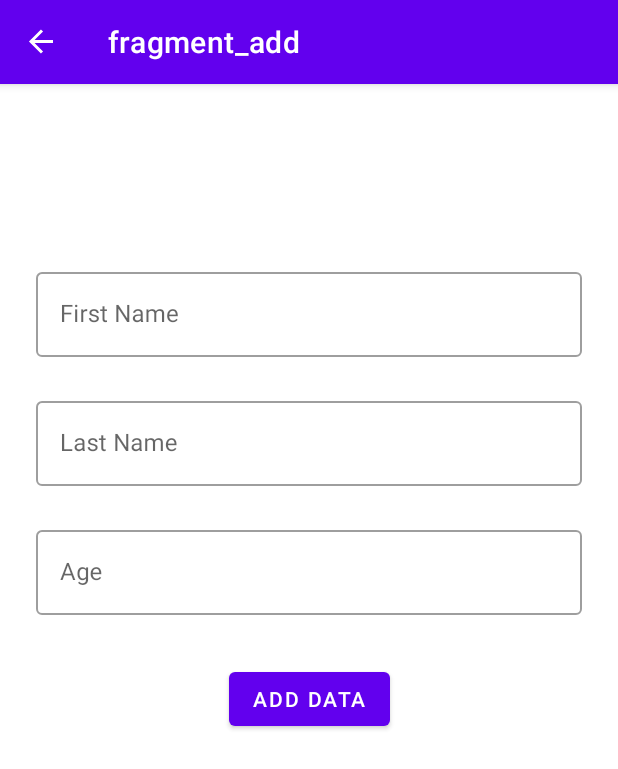
After one commit to sushmoyr/RoomDatabasePractice, an Android app: the AddFragment screen opened through its navigation route, on a phone screen of 412 x 824 dp. The commit adds this screen. Shown: the top 769 px of the screen. Run offline under Robolectric (Android 15) with nearby library versions, the phone set to English and light mode, and no system bars; our stand-ins replace Room's generated code, navigation-ui.

Commit message:
Insert Data function added

```diff
--- a/app/build.gradle
+++ b/app/build.gradle
@@ -42,6 +42,7 @@ dependencies {
     implementation 'androidx.appcompat:appcompat:1.2.0'
     implementation 'com.google.android.material:material:1.2.1'
     implementation 'androidx.constraintlayout:constraintlayout:2.0.4'
+    implementation 'androidx.legacy:legacy-support-v4:1.0.0'
     testImplementation 'junit:junit:4.13.1'
     androidTestImplementation 'androidx.test.ext:junit:1.1.2'
     androidTestImplementation 'androidx.test.espresso:espresso-core:3.3.0'
--- /dev/null
+++ b/app/src/main/java/com/example/roomdatabasepractice/AddFragment.kt
@@ -0,0 +1,64 @@
+package com.example.roomdatabasepractice
+
+import android.os.Bundle
+import android.text.TextUtils
+import androidx.fragment.app.Fragment
+import android.view.LayoutInflater
+import android.view.View
+import android.view.ViewGroup
+import android.widget.Toast
+import androidx.lifecycle.ViewModelProvider
+import androidx.navigation.fragment.findNavController
+import androidx.navigation.fragment.navArgs
+import com.example.roomdatabasepractice.data.User
+import com.example.roomdatabasepractice.data.UserViewModel
+import kotlinx.android.synthetic.main.fragment_add.*
+import kotlinx.android.synthetic.main.fragment_add.view.*
+
+class AddFragment : Fragment() {
+
+    private lateinit var userViewModel: UserViewModel
+
+
+    override fun onCreateView(
+        inflater: LayoutInflater, container: ViewGroup?,
+        savedInstanceState: Bundle?
+    ): View? {
+        // Inflate the layout for this fragment
+
+        val view = inflater.inflate(R.layout.fragment_add, container, false)
+
+        userViewModel = ViewModelProvider(this).get(UserViewModel::class.java)
+
+        view.addButton.setOnClickListener {
+            insertDataToDatabase()
+        }
+
+        return view
+    }
+
+    private fun insertDataToDatabase()
+    {
+        val firstName = inputText1.text.toString()
+        val lastName = inputText2.text.toString()
+        val age = inputText.text.toString()
+
+        if(inputCheck(firstName, lastName, age))
+        {
+            val user = User(0, firstName, lastName, Integer.parseInt(age))
+            userViewModel.addUser(user)
+            findNavController().navigate(R.id.action_add_to_list)
+            Toast.makeText(requireContext(), "Data Added!!", Toast.LENGTH_SHORT).show()
+        }
+        else
+        {
+            Toast.makeText(requireContext(), "Field Can't be empty!!", Toast.LENGTH_SHORT).show()
+        }
+    }
+
+    private fun inputCheck(firstname:String, lastname:String, age: String) : Boolean
+    {
+        return !(TextUtils.isEmpty(firstname) && TextUtils.isEmpty(lastname) && TextUtils.isEmpty(age))
+    }
+
+}
--- /dev/null
+++ b/app/src/main/java/com/example/roomdatabasepractice/ListFragment.kt
@@ -0,0 +1,29 @@
+package com.example.roomdatabasepractice
+
+import android.os.Bundle
+import androidx.fragment.app.Fragment
+import android.view.LayoutInflater
+import android.view.View
+import android.view.ViewGroup
+import androidx.navigation.fragment.findNavController
+import com.example.roomdatabasepractice.R
+import kotlinx.android.synthetic.main.fragment_list.view.*
+
+class ListFragment : Fragment() {
+
+    override fun onCreateView(
+        inflater: LayoutInflater, container: ViewGroup?,
+        savedInstanceState: Bundle?
+    ): View? {
+        // Inflate the layout for this fragment
+        val view = inflater.inflate(R.layout.fragment_list, container, false)
+
+        view.fab.setOnClickListener {
+            findNavController().navigate(R.id.action_list_to_add)
+        }
+
+        return view
+    }
+
+
+}
--- a/app/src/main/java/com/example/roomdatabasepractice/MainActivity.kt
+++ b/app/src/main/java/com/example/roomdatabasepractice/MainActivity.kt
@@ -2,10 +2,14 @@ package com.example.roomdatabasepractice
 
 import androidx.appcompat.app.AppCompatActivity
 import android.os.Bundle
+import androidx.navigation.findNavController
+import androidx.navigation.ui.setupActionBarWithNavController
 
 class MainActivity : AppCompatActivity() {
     override fun onCreate(savedInstanceState: Bundle?) {
         super.onCreate(savedInstanceState)
         setContentView(R.layout.activity_main)
+
+        setupActionBarWithNavController(findNavController(R.id.fragment))
     }
 }
--- a/app/src/main/java/com/example/roomdatabasepractice/data/User.kt
+++ b/app/src/main/java/com/example/roomdatabasepractice/data/User.kt
@@ -9,6 +9,4 @@ data class User (
     var id:Int,
     var firstName: String,
     var lastName: String,
-    var age: Int
-
-)
+    var age: Int)
--- a/app/src/main/java/com/example/roomdatabasepractice/data/userViewModel.kt
+++ b/app/src/main/java/com/example/roomdatabasepractice/data/UserViewModel.kt
@@ -7,7 +7,7 @@ import androidx.lifecycle.viewModelScope
 import kotlinx.coroutines.Dispatchers
 import kotlinx.coroutines.launch
 
-class userViewModel(application: Application) : AndroidViewModel(application) {
+class UserViewModel(application: Application) : AndroidViewModel(application) {
 
     private val readAllData:LiveData<List<User>>
     private val repository: UserRepository
--- a/app/src/main/res/layout/activity_main.xml
+++ b/app/src/main/res/layout/activity_main.xml
@@ -6,13 +6,16 @@
     android:layout_height="match_parent"
     tools:context=".MainActivity">
 
-    <TextView
-        android:layout_width="wrap_content"
-        android:layout_height="wrap_content"
-        android:text="Hello World!"
+    <fragment
+        android:id="@+id/fragment"
+        android:name="androidx.navigation.fragment.NavHostFragment"
+        android:layout_width="match_parent"
+        android:layout_height="match_parent"
+        app:defaultNavHost="true"
         app:layout_constraintBottom_toBottomOf="parent"
-        app:layout_constraintLeft_toLeftOf="parent"
-        app:layout_constraintRight_toRightOf="parent"
-        app:layout_constraintTop_toTopOf="parent" />
-
+        app:layout_constraintEnd_toEndOf="parent"
+        app:layout_constraintStart_toStartOf="parent"
+        app:layout_constraintTop_toTopOf="parent"
+        app:navGraph="@navigation/my_nav"
+        tools:ignore="FragmentTagUsage" />
 </androidx.constraintlayout.widget.ConstraintLayout>
--- /dev/null
+++ b/app/src/main/res/layout/fragment_add.xml
@@ -0,0 +1,78 @@
+<?xml version="1.0" encoding="utf-8"?>
+<androidx.constraintlayout.widget.ConstraintLayout xmlns:android="http://schemas.android.com/apk/res/android"
+    xmlns:app="http://schemas.android.com/apk/res-auto"
+    xmlns:tools="http://schemas.android.com/tools"
+    android:layout_width="match_parent"
+    android:layout_height="match_parent"
+    tools:context=".AddFragment">
+
+    <com.google.android.material.textfield.TextInputLayout
+        android:id="@+id/textLayout1"
+        android:layout_width="match_parent"
+        android:layout_height="wrap_content"
+        android:layout_marginStart="24dp"
+        android:layout_marginTop="120dp"
+        android:layout_marginEnd="24dp"
+        app:layout_constraintEnd_toEndOf="parent"
+        app:layout_constraintStart_toStartOf="parent"
+        app:layout_constraintTop_toTopOf="parent"
+        style="@style/Widget.MaterialComponents.TextInputLayout.OutlinedBox"
+        android:hint="@string/first_name">
+
+        <com.google.android.material.textfield.TextInputEditText
+            android:id="@+id/inputText1"
+            android:layout_width="match_parent"
+            android:layout_height="match_parent" />
+    </com.google.android.material.textfield.TextInputLayout>
+
+    <com.google.android.material.textfield.TextInputLayout
+        android:id="@+id/textLayout2"
+        android:layout_width="match_parent"
+        android:layout_height="wrap_content"
+        android:layout_marginStart="24dp"
+        android:layout_marginTop="24dp"
+        android:layout_marginEnd="24dp"
+        app:layout_constraintEnd_toEndOf="parent"
+        app:layout_constraintHorizontal_bias="0.5"
+        app:layout_constraintStart_toStartOf="parent"
+        app:layout_constraintTop_toBottomOf="@+id/textLayout1"
+        style="@style/Widget.MaterialComponents.TextInputLayout.OutlinedBox"
+        android:hint="@string/last_name">
+
+        <com.google.android.material.textfield.TextInputEditText
+            android:id="@+id/inputText2"
+            android:layout_width="match_parent"
+            android:layout_height="match_parent" />
+    </com.google.android.material.textfield.TextInputLayout>
+
+    <com.google.android.material.textfield.TextInputLayout
+        android:id="@+id/textLayout3"
+        android:layout_width="match_parent"
+        android:layout_height="wrap_content"
+        android:layout_marginStart="24dp"
+        android:layout_marginTop="24dp"
+        android:layout_marginEnd="24dp"
+        app:layout_constraintEnd_toEndOf="parent"
+        app:layout_constraintHorizontal_bias="0.5"
+        app:layout_constraintStart_toStartOf="parent"
+        app:layout_constraintTop_toBottomOf="@+id/textLayout2"
+        style="@style/Widget.MaterialComponents.TextInputLayout.OutlinedBox"
+        android:hint="@string/age">
+
+        <com.google.android.material.textfield.TextInputEditText
+            android:id="@+id/inputText"
+            android:layout_width="match_parent"
+            android:layout_height="match_parent" />
+    </com.google.android.material.textfield.TextInputLayout>
+
+    <com.google.android.material.button.MaterialButton
+        android:id="@+id/addButton"
+        android:layout_width="wrap_content"
+        android:layout_height="wrap_content"
+        android:layout_marginTop="32dp"
+        android:text="@string/add_data"
+        android:elevation="10dp"
+        app:layout_constraintEnd_toEndOf="parent"
+        app:layout_constraintStart_toStartOf="parent"
+        app:layout_constraintTop_toBottomOf="@+id/textLayout3" />
+</androidx.constraintlayout.widget.ConstraintLayout>
--- /dev/null
+++ b/app/src/main/res/navigation/my_nav.xml
@@ -0,0 +1,26 @@
+<?xml version="1.0" encoding="utf-8"?>
+<navigation xmlns:android="http://schemas.android.com/apk/res/android"
+    xmlns:app="http://schemas.android.com/apk/res-auto"
+    xmlns:tools="http://schemas.android.com/tools"
+    android:id="@+id/my_nav"
+    app:startDestination="@id/listFragment">
+
+    <fragment
+        android:id="@+id/listFragment"
+        android:name="com.example.roomdatabasepractice.ListFragment"
+        android:label="fragment_list"
+        tools:layout="@layout/fragment_list" >
+        <action
+            android:id="@+id/action_list_to_add"
+            app:destination="@id/addFragment" />
+    </fragment>
+    <fragment
+        android:id="@+id/addFragment"
+        android:name="com.example.roomdatabasepractice.AddFragment"
+        android:label="fragment_add"
+        tools:layout="@layout/fragment_add" >
+        <action
+            android:id="@+id/action_add_to_list"
+            app:destination="@id/listFragment" />
+    </fragment>
+</navigation>
--- a/app/src/main/res/values/strings.xml
+++ b/app/src/main/res/values/strings.xml
@@ -1,3 +1,11 @@
 <resources>
     <string name="app_name">RoomDatabasePractice</string>
+    <!-- TODO: Remove or change this placeholder text -->
+    <string name="hello_blank_fragment">Hello blank fragment</string>
+    <string name="fab">Fab</string>
+    <string name="name">Name</string>
+    <string name="add_data">Add Data</string>
+    <string name="age">Age</string>
+    <string name="last_name">Last Name</string>
+    <string name="first_name">First Name</string>
 </resources>
```
Also changed, not shown: app/src/main/res/drawable/ic_add.xml (added, +10 -0 lines), app/src/main/res/layout/fragment_list.xml (added, +31 -0 lines).
